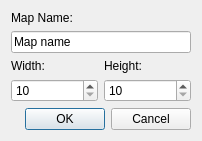
Palmik/MazeMan, file dialogs/createmapdialog.ui: the form before one commit.
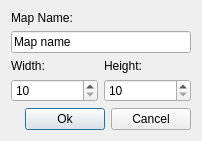
The form after the commit.

Commit message: Renamed some ui elements.

The edit to the form file:
```diff
--- a/dialogs/createmapdialog.ui
+++ b/dialogs/createmapdialog.ui
@@ -76,14 +76,35 @@
     </layout>
    </item>
    <item>
-    <widget class="QDialogButtonBox" name="buttonBox">
-     <property name="orientation">
-      <enum>Qt::Horizontal</enum>
-     </property>
-     <property name="standardButtons">
-      <set>QDialogButtonBox::Cancel|QDialogButtonBox::Ok</set>
-     </property>
-    </widget>
+    <layout class="QHBoxLayout" name="horizontalLayout">
+     <item>
+      <spacer name="horizontalSpacer">
+       <property name="orientation">
+        <enum>Qt::Horizontal</enum>
+       </property>
+       <property name="sizeHint" stdset="0">
+        <size>
+         <width>40</width>
+         <height>20</height>
+        </size>
+       </property>
+      </spacer>
+     </item>
+     <item>
+      <widget class="QPushButton" name="acceptButton">
+       <property name="text">
+        <string>Ok</string>
+       </property>
+      </widget>
+     </item>
+     <item>
+      <widget class="QPushButton" name="rejectButton">
+       <property name="text">
+        <string>Cancel</string>
+       </property>
+      </widget>
+     </item>
+    </layout>
    </item>
   </layout>
  </widget>
```
Left out of the diff: 42 changed lines with no effect on the pictures. The commit also changes 5 other files.
